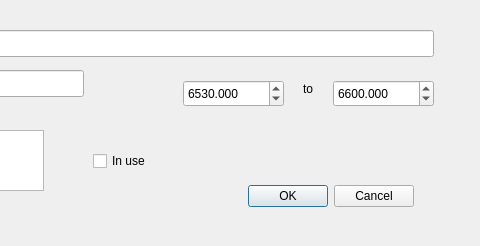
JohnMCollins/python-astro-progs, file Numpy/Sdadmin/newrangedlg.ui: the form before one commit; both pictures show x 307 to 787 and y 0 to 246 of the 787 by 246 pixel window.
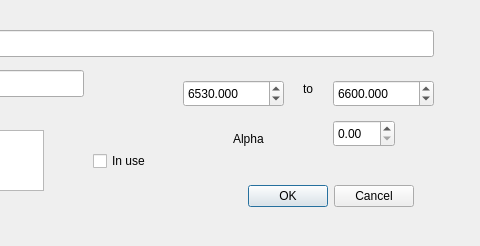
The form after the commit.

Commit message: Fix glob on noise

```diff
--- a/Numpy/Sdadmin/newrangedlg.ui
+++ b/Numpy/Sdadmin/newrangedlg.ui
@@ -192,6 +192,42 @@
     <double>6530.000000000000000</double>
    </property>
   </widget>
+  <widget class="QDoubleSpinBox" name="sralpha">
+   <property name="geometry">
+    <rect>
+     <x>640</x>
+     <y>120</y>
+     <width>62</width>
+     <height>27</height>
+    </rect>
+   </property>
+   <property name="toolTip">
+    <string>This sets the alpha (transparency) of the range display.
+
+A value of 0 (default) just puts in lines at the extremes.
+Otherwise a value of 1 is fully opaque and will obliterate the plot.
+Less than that is somewhere in between.</string>
+   </property>
+   <property name="maximum">
+    <double>1.000000000000000</double>
+   </property>
+   <property name="singleStep">
+    <double>0.010000000000000</double>
+   </property>
+  </widget>
+  <widget class="QLabel" name="label_3">
+   <property name="geometry">
+    <rect>
+     <x>540</x>
+     <y>130</y>
+     <width>62</width>
+     <height>17</height>
+    </rect>
+   </property>
+   <property name="text">
+    <string>Alpha</string>
+   </property>
+  </widget>
  </widget>
  <tabstops>
   <tabstop>rangename</tabstop>
```
Left out of the diff: 1 changed line with no effect on the pictures. The commit also changes 2 other files.
